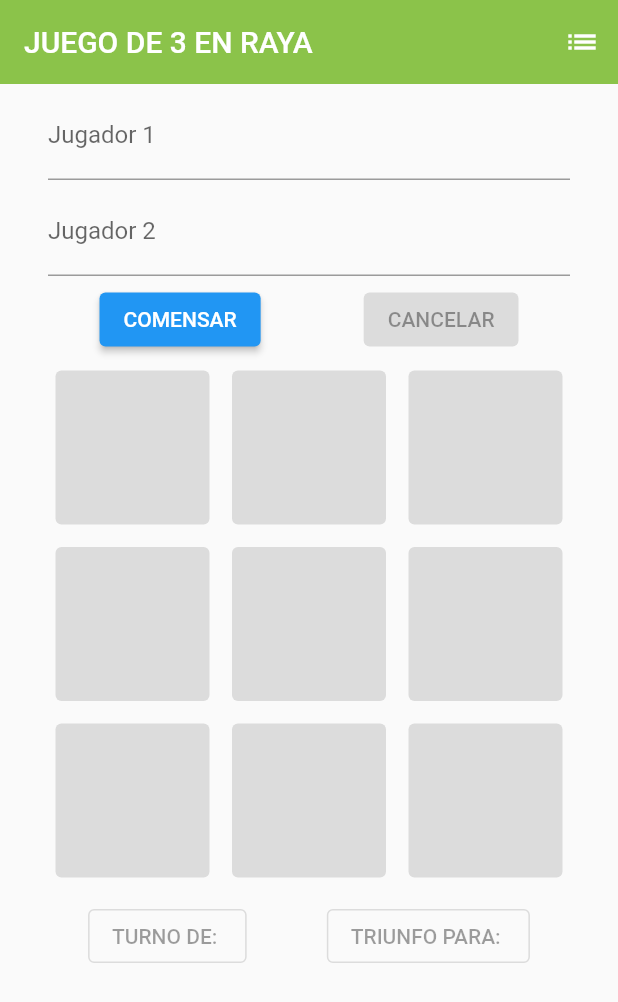
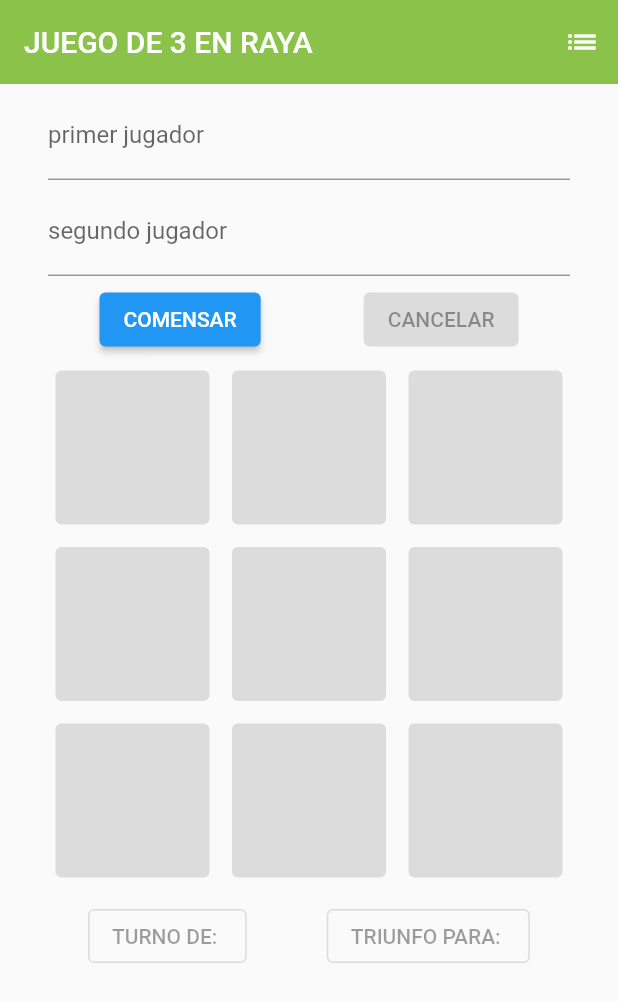
Before and after one commit to yohelito2022/TRES-EN-RAYA-EXAM2, a Flutter app: the screen it shows after launch, on a phone screen of 412 x 824 dp. Shown: the top 1002 px of the screen. Run offline on Flutter 3.47's test engine with Material 2 defaults, Android fonts, the phone set to English and light mode, and no system bars.

Commit message:
segundo comi

```diff
--- a/lib/screens/home_page.dart
+++ b/lib/screens/home_page.dart
@@ -229,7 +229,7 @@ class _HomeState extends State<Home> {
                               enabled: enableDisableTxt ? true : false,
                               controller: _controllerJ1,
                               decoration: InputDecoration(
-                                labelText: 'Jugador 1',
+                                labelText: 'primer jugador',
                               )),
                         ),
                         Padding(
@@ -238,7 +238,7 @@ class _HomeState extends State<Home> {
                               enabled: enableDisableTxt ? true : false,
                               controller: _controllerJ2,
                               decoration: InputDecoration(
-                                labelText: "Jugador 2",
+                                labelText: "segundo jugador",
                               )),
                         ),
                         Row(
```
